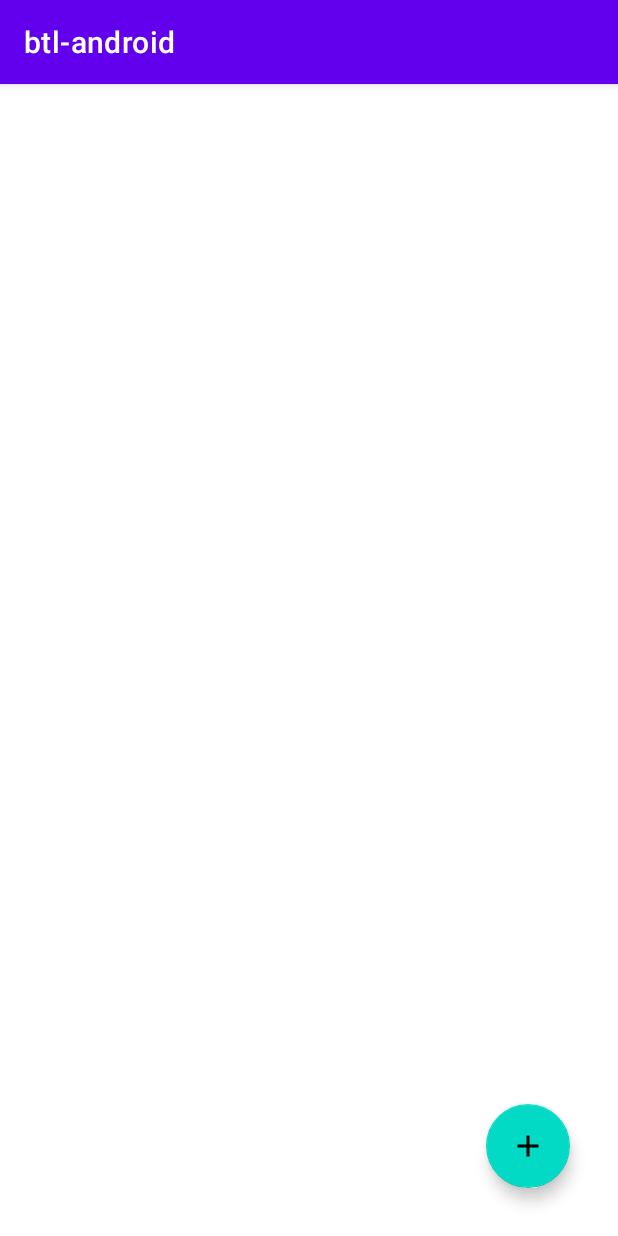
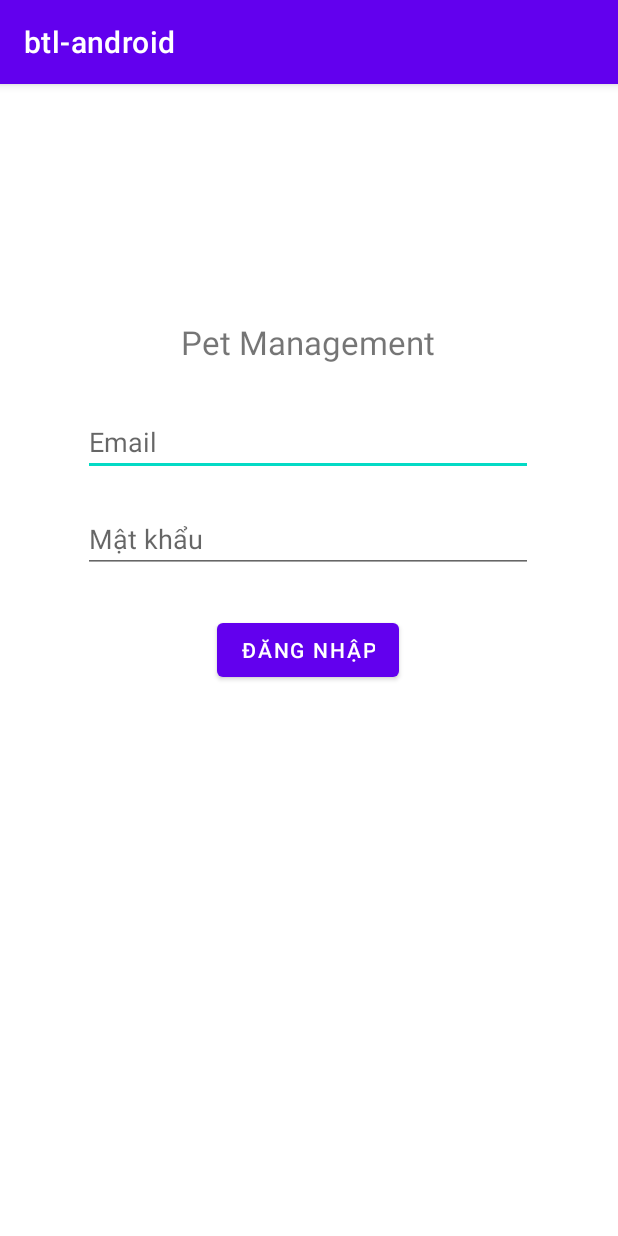
Before and after one commit to shinnoo/btl-android, an Android app: the screen it shows after launch (MainActivity before the commit, Login after it), on a phone screen of 412 x 824 dp. Run offline under Robolectric (Android 15) with nearby library versions, the phone set to English and light mode, and no system bars; our stand-ins replace Firebase (no records; nobody signed in at launch, a user with empty details on screens opened directly).

Commit message:
dang nhap, dang xuat

```diff
--- a/app/build.gradle
+++ b/app/build.gradle
@@ -36,6 +36,7 @@ dependencies {
     implementation 'androidx.constraintlayout:constraintlayout:2.0.4'
     implementation 'com.google.firebase:firebase-storage:20.0.0'
     implementation 'com.google.firebase:firebase-database:20.0.0'
+    implementation 'com.google.firebase:firebase-auth:21.0.1'
     testImplementation 'junit:junit:4.+'
     androidTestImplementation 'androidx.test.ext:junit:1.1.2'
     androidTestImplementation 'androidx.test.espresso:espresso-core:3.3.0'
--- /dev/null
+++ b/app/src/main/java/com/example/btl_android/Login.java
@@ -0,0 +1,60 @@
+package com.example.btl_android;
+
+import androidx.annotation.NonNull;
+import androidx.appcompat.app.AppCompatActivity;
+
+import android.content.Intent;
+import android.os.Bundle;
+import android.util.Log;
+import android.view.View;
+import android.widget.Button;
+import android.widget.EditText;
+import android.widget.Toast;
+
+import com.google.android.gms.auth.api.signin.GoogleSignInOptions;
+import com.google.android.gms.common.SignInButton;
+import com.google.android.gms.tasks.OnCompleteListener;
+import com.google.android.gms.tasks.OnSuccessListener;
+import com.google.android.gms.tasks.Task;
+import com.google.android.material.snackbar.Snackbar;
+import com.google.firebase.auth.AuthCredential;
+import com.google.firebase.auth.AuthResult;
+import com.google.firebase.auth.FirebaseAuth;
+import com.google.firebase.auth.FirebaseUser;
+import com.google.firebase.auth.GoogleAuthProvider;
+import com.google.firebase.database.core.Tag;
+
+public class Login extends AppCompatActivity {
+    private FirebaseAuth mAuth;
+    EditText email,password;
+    Button btnLogin;
+    @Override
+    protected void onCreate(Bundle savedInstanceState) {
+        super.onCreate(savedInstanceState);
+        setContentView(R.layout.activity_login);
+        mAuth = FirebaseAuth.getInstance();
+        email = (EditText) findViewById(R.id.email_login);
+        password = (EditText) findViewById(R.id.password_login);
+        btnLogin = findViewById(R.id.button_login);
+
+        btnLogin.setOnClickListener(new View.OnClickListener() {
+            @Override
+            public void onClick(View view) {
+                String mail =  email.getText().toString();
+                String pass =  password.getText().toString();
+                loginUser(mail,pass);
+            }
+        });
+    }
+
+    private void loginUser(String mail, String pass) {
+        mAuth.signInWithEmailAndPassword(mail,pass).addOnSuccessListener(new OnSuccessListener<AuthResult>() {
+            @Override
+            public void onSuccess(AuthResult authResult) {
+                Toast.makeText(Login.this,"Login successful",Toast.LENGTH_SHORT);
+                startActivity(new Intent(Login.this,MainActivity.class));
+                finish();
+            }
+        });
+    }
+}
--- a/app/src/main/res/layout/activity_edit.xml
+++ b/app/src/main/res/layout/activity_edit.xml
@@ -41,7 +41,7 @@
         android:id="@+id/edit_btn"
         android:layout_width="match_parent"
         android:layout_height="wrap_content"
-        android:text="Thêm"/>
+        android:text="Sửa"/>
 
     <Button android:layout_width="match_parent"
         android:id="@+id/editChoose"
--- /dev/null
+++ b/app/src/main/res/layout/activity_login.xml
@@ -0,0 +1,61 @@
+<?xml version="1.0" encoding="utf-8"?>
+<androidx.constraintlayout.widget.ConstraintLayout xmlns:android="http://schemas.android.com/apk/res/android"
+    xmlns:app="http://schemas.android.com/apk/res-auto"
+    xmlns:tools="http://schemas.android.com/tools"
+    android:layout_width="match_parent"
+    android:layout_height="match_parent"
+    tools:context=".Login">
+
+    <TextView
+        android:id="@+id/textView"
+        android:layout_width="wrap_content"
+        android:layout_height="wrap_content"
+        android:text="Pet Management"
+        android:textSize="22dp"
+        app:layout_constraintBottom_toBottomOf="parent"
+        app:layout_constraintEnd_toEndOf="parent"
+        app:layout_constraintHorizontal_bias="0.497"
+        app:layout_constraintStart_toStartOf="parent"
+        app:layout_constraintTop_toTopOf="parent"
+        app:layout_constraintVertical_bias="0.213" />
+
+    <EditText
+        android:id="@+id/email_login"
+        android:layout_width="300dp"
+        android:layout_height="40dp"
+        android:ems="10"
+        android:hint="Email"
+        android:inputType="textPersonName"
+        app:layout_constraintBottom_toBottomOf="parent"
+        app:layout_constraintEnd_toEndOf="parent"
+        app:layout_constraintHorizontal_bias="0.493"
+        app:layout_constraintStart_toStartOf="parent"
+        app:layout_constraintTop_toBottomOf="@+id/textView"
+        app:layout_constraintVertical_bias="0.064" />
+
+    <EditText
+        android:id="@+id/password_login"
+        android:layout_width="300dp"
+        android:layout_height="41dp"
+        android:ems="10"
+        android:hint="Mật khẩu"
+        android:inputType="textPassword"
+        app:layout_constraintBottom_toBottomOf="parent"
+        app:layout_constraintEnd_toEndOf="parent"
+        app:layout_constraintHorizontal_bias="0.495"
+        app:layout_constraintStart_toStartOf="parent"
+        app:layout_constraintTop_toBottomOf="@+id/email_login"
+        app:layout_constraintVertical_bias="0.05" />
+
+    <Button
+        android:id="@+id/button_login"
+        android:layout_width="wrap_content"
+        android:layout_height="wrap_content"
+        android:text="Đăng nhập"
+        app:layout_constraintBottom_toBottomOf="parent"
+        app:layout_constraintEnd_toEndOf="parent"
+        app:layout_constraintHorizontal_bias="0.498"
+        app:layout_constraintStart_toStartOf="parent"
+        app:layout_constraintTop_toBottomOf="@+id/password_login"
+        app:layout_constraintVertical_bias="0.07" />
+</androidx.constraintlayout.widget.ConstraintLayout>
--- /dev/null
+++ b/app/src/main/res/menu/option.xml
@@ -0,0 +1,5 @@
+<?xml version="1.0" encoding="utf-8"?>
+<menu xmlns:android="http://schemas.android.com/apk/res/android">
+    <item android:id="@+id/logout"
+        android:title="Đăng xuất"/>
+</menu>
```
Also changed, not shown: app/src/main/AndroidManifest.xml (+7 -5 lines), app/src/main/java/com/example/btl_android/MainActivity.java (+23 -4 lines).
